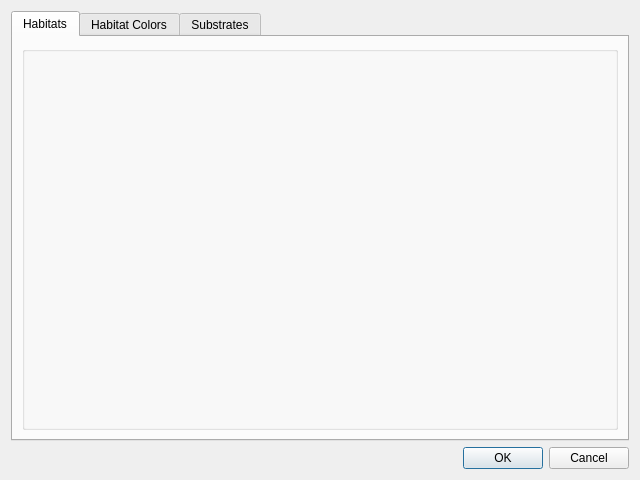
Above: preferences.ui from jkibele/benthic_photo_survey before the change. Below: the same form after it.
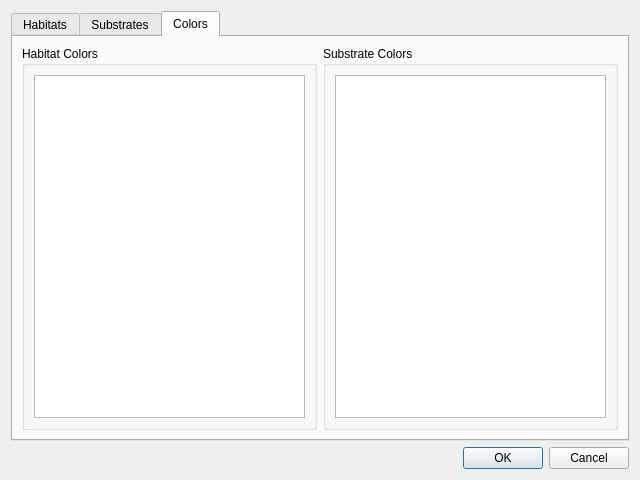
That is the form after the change. The open tabs and pages were chosen to show the change. Custom widgets are drawn as their Qt base class.

Commit message: Having some trouble sorting out the color preferences but getting there.

Diff of the .ui file:
```diff
--- a/preferences.ui
+++ b/preferences.ui
@@ -29,33 +29,9 @@
       <attribute name="title">
        <string>Habitats</string>
       </attribute>
-      <layout class="QGridLayout" name="gridLayout_2">
-       <item row="0" column="0">
-        <widget class="KEditListBox" name="habkeditlistbox"/>
-       </item>
-      </layout>
-     </widget>
-     <widget class="QWidget" name="habitatColorTab">
-      <attribute name="title">
-       <string>Habitat Colors</string>
-      </attribute>
-      <layout class="QGridLayout" name="gridLayout_3">
-       <item row="0" column="0">
-        <layout class="QFormLayout" name="formLayout">
-         <property name="fieldGrowthPolicy">
-          <enum>QFormLayout::AllNonFixedFieldsGrow</enum>
-         </property>
-         <item row="0" column="0">
-          <widget class="QLabel" name="label">
-           <property name="text">
-            <string>Placeholder</string>
-           </property>
-          </widget>
-         </item>
-         <item row="0" column="1">
-          <widget class="KColorButton" name="kcolorbutton"/>
-         </item>
-        </layout>
+      <layout class="QHBoxLayout" name="horizontalLayout_3">
+       <item>
+        <widget class="KEditListWidget" name="habkeditlistbox"/>
        </item>
       </layout>
      </widget>
@@ -69,6 +45,37 @@
        </item>
       </layout>
      </widget>
+     <widget class="QWidget" name="itemColorTab">
+      <attribute name="title">
+       <string>Colors</string>
+      </attribute>
+      <layout class="QHBoxLayout" name="horizontalLayout_2">
+       <item>
+        <widget class="QGroupBox" name="habColorGroupBox">
+         <property name="title">
+          <string>Habitat Colors</string>
+         </property>
+         <layout class="QVBoxLayout" name="verticalLayout_2">
+          <item>
+           <widget class="QListWidget" name="habColorListWidget"/>
+          </item>
+         </layout>
+        </widget>
+       </item>
+       <item>
+        <widget class="QGroupBox" name="substColorGroupBox">
+         <property name="title">
+          <string>Substrate Colors</string>
+         </property>
+         <layout class="QVBoxLayout" name="verticalLayout_3">
+          <item>
+           <widget class="QListWidget" name="substColorListWidget"/>
+          </item>
+         </layout>
+        </widget>
+       </item>
+      </layout>
+     </widget>
     </widget>
    </item>
    <item>
@@ -84,21 +91,11 @@
   </layout>
  </widget>
  <customwidgets>
-  <customwidget>
-   <class>KEditListBox</class>
-   <extends>QGroupBox</extends>
-   <header>keditlistbox.h</header>
-  </customwidget>
   <customwidget>
    <class>KEditListWidget</class>
    <extends>QWidget</extends>
    <header>keditlistwidget.h</header>
   </customwidget>
-  <customwidget>
-   <class>KColorButton</class>
-   <extends>QPushButton</extends>
-   <header>kcolorbutton.h</header>
-  </customwidget>
  </customwidgets>
  <resources/>
  <connections>
```
Left out of the diff: 40 changed lines with no effect on the pictures. The commit also changes 2 other files.
